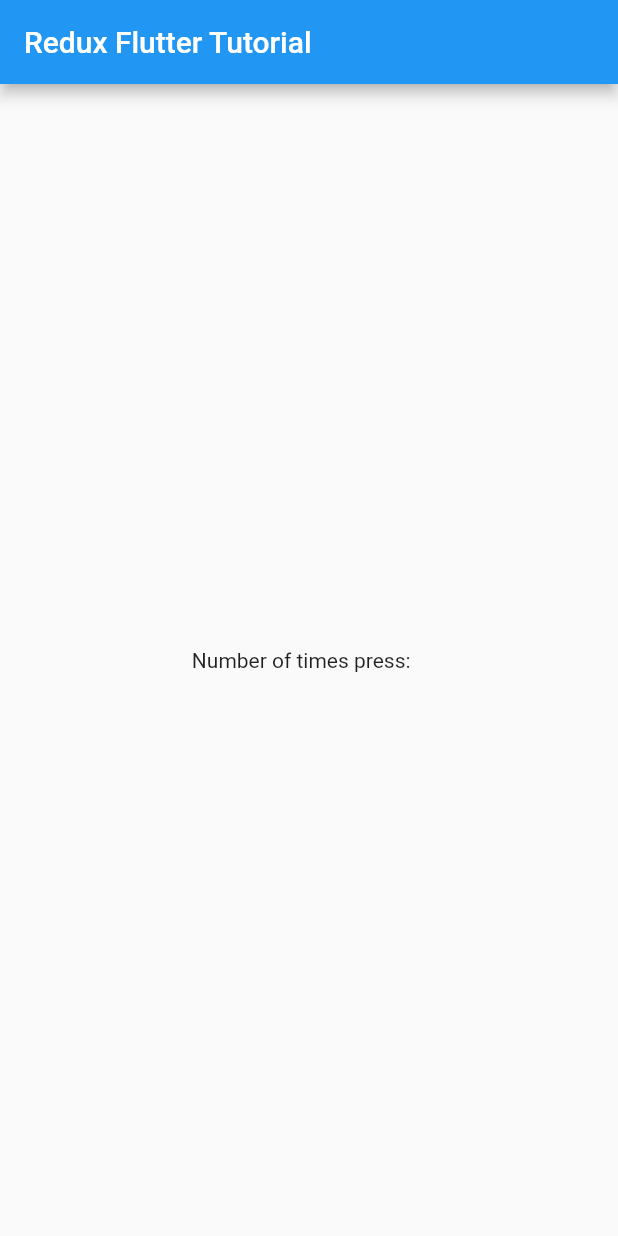
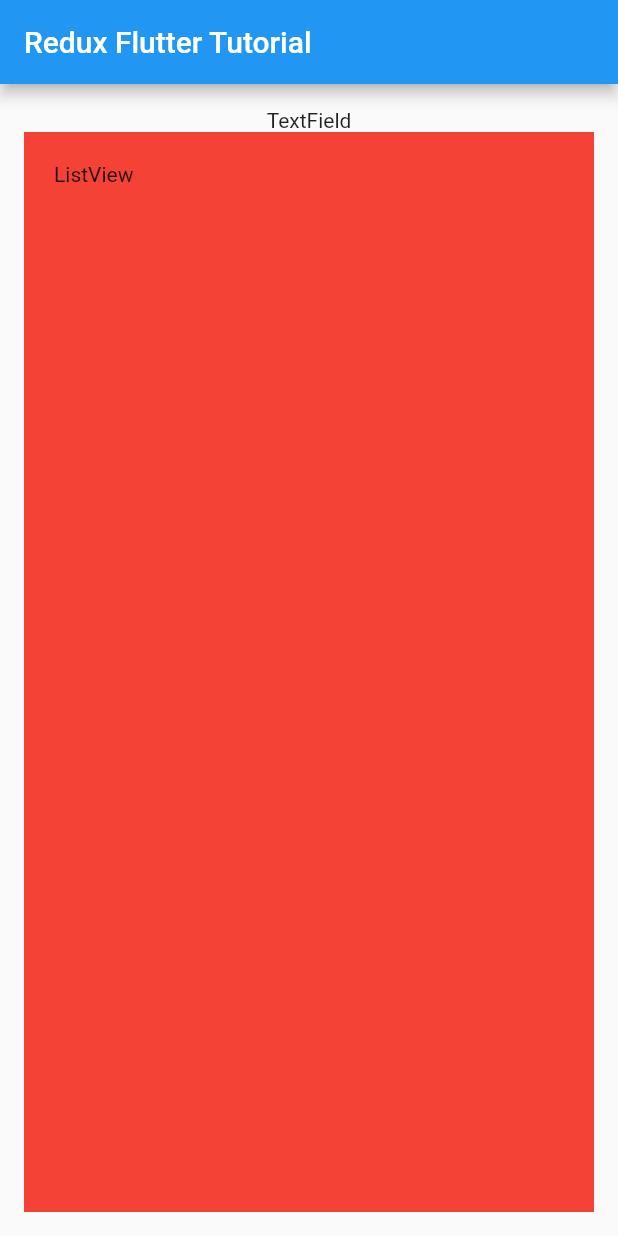
Before and after one commit to BdonGordon/Flutter-Redux-Tutorial-Intro, a Flutter app: the screen it shows after launch, on a phone screen of 412 x 824 dp. Run offline on Flutter 3.47's test engine with Material 2 defaults, Android fonts, the phone set to English and light mode, and no system bars; our stand-ins replace flutter_redux, redux.

```diff
--- a/lib/main.dart
+++ b/lib/main.dart
@@ -41,6 +41,7 @@ class HomeState extends State<Home> {
   @override
   Widget build(BuildContext context) {
     // TODO: implement build
+
     return Scaffold(
       appBar: AppBar(
         title: Text("Redux Flutter Tutorial"),
@@ -48,12 +49,26 @@ class HomeState extends State<Home> {
       ),
       body:
         Container(
-          alignment: AlignmentDirectional.center,
-          child: Row(
+          padding: EdgeInsets.all(16.0),
+          child: Column(
             mainAxisAlignment: MainAxisAlignment.center,
             crossAxisAlignment: CrossAxisAlignment.center,
             children: <Widget>[
-              Text("Number of times press:   "),
+              Container(
+                padding: EdgeInsets.only(left: 16.0, right: 16.0),
+                child: Text("TextField")
+              ),
+              Expanded(
+                child: Container(
+                  padding: EdgeInsets.all(20.0),
+                  ///This
+                  alignment: FractionalOffset.topLeft,
+                  decoration: BoxDecoration(
+                    color: Colors.red
+                  ),
+                  child: Text("ListView")
+                ),
+              ),
             ],
           )
         ),
--- /dev/null
+++ b/lib/src/models/Comment.dart
@@ -0,0 +1,4 @@
+class IComment {
+  String userName = ''; //simply initialize to nothing
+  String commentText = '';
+}
--- a/lib/src/store/appReducer.dart
+++ b/lib/src/store/appReducer.dart
@@ -2,6 +2,6 @@ import 'package:flutter_red_tutorial/src/store/appState.dart';
 
 AppState appReducer(AppState state, action) {
   return new AppState(
-
+//    comment: commentReducer(state.comment, action)
   );
 }
--- a/lib/src/store/appState.dart
+++ b/lib/src/store/appState.dart
@@ -1,3 +1,13 @@
+import 'package:flutter_red_tutorial/src/models/Comment.dart';
+
 class AppState {
+  final IComment comment;
 
+  AppState({this.comment});
+
+  AppState copyWith({IComment comment}) {
+    return AppState(
+      comment: this.comment
+    );
+  }
 }
```
Also changed, not shown: lib/src/actionreducers/comment.dart (added, +19 -0 lines).
